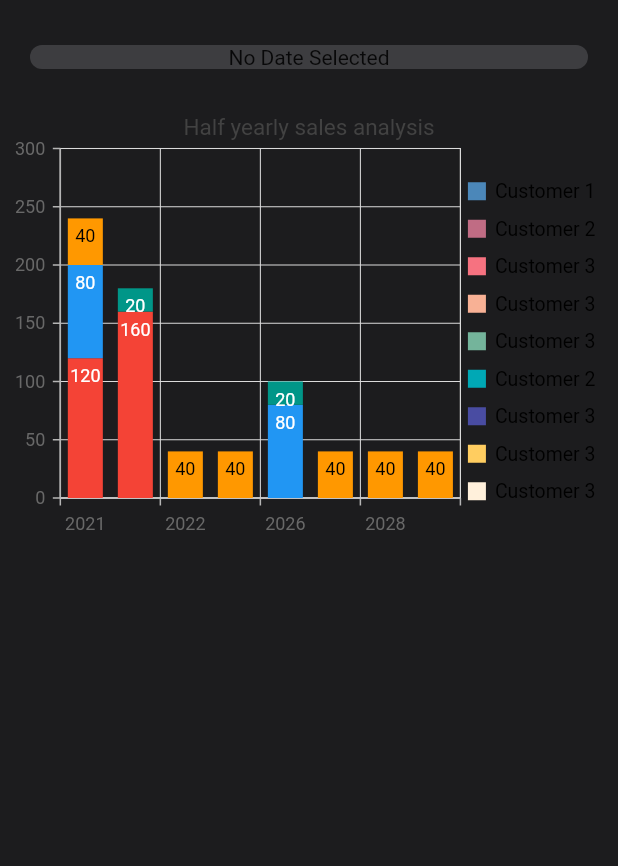
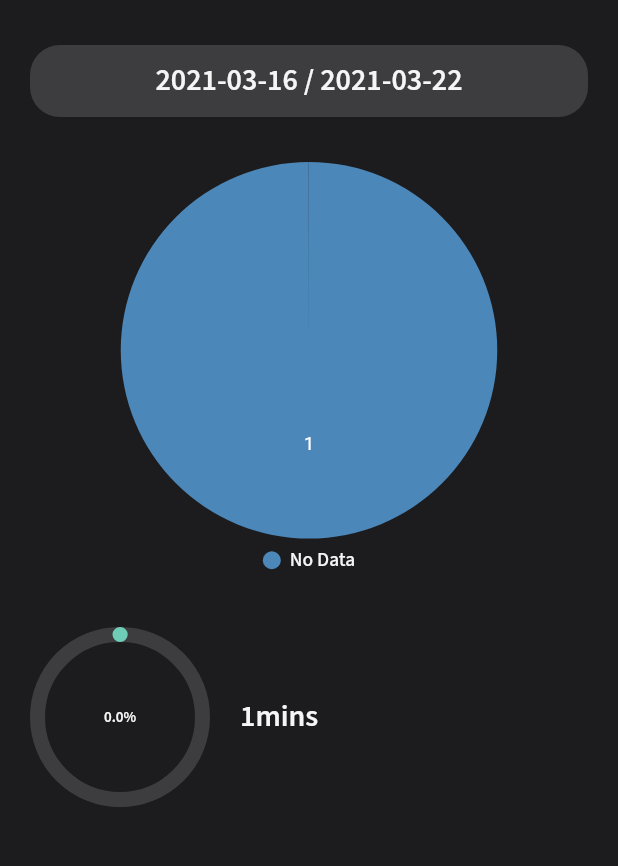
Before and after one commit to anka3797/omega, a Flutter app: the screen it shows after launch, after a tap on the "stacked bar chart" icon, on a phone screen of 412 x 824 dp, the part 69-935 px from its top. Run offline on Flutter 3.47's test engine with Material 2 defaults, Android fonts, the phone set to English and light mode, and no system bars; drawn by our look-alikes of percent_indicator; our stand-ins replace cloud_firestore, date_picker_timeline, expandable_text, firebase_core, google_fonts, syncfusion_flutter_charts and 1 more; missing offline and left inert: search_choices; accounts and stored records are empty; statements that could not run were skipped.

Commit message:
pie chart is working

```diff
--- a/lib/views.dart/barChartScreen.dart
+++ b/lib/views.dart/barChartScreen.dart
@@ -4,52 +4,27 @@ import 'package:omega/models/task.dart';
 import 'package:omega/style/theme.dart' as Style;
 import 'package:google_fonts/google_fonts.dart';
 import 'package:syncfusion_flutter_charts/charts.dart';
-import 'package:syncfusion_flutter_charts/sparkcharts.dart';
+import 'package:cloud_firestore/cloud_firestore.dart';
+import 'package:intl/intl.dart';
+import 'package:percent_indicator/percent_indicator.dart';
+import 'package:intl/intl.dart';
 
 class BarChartScreen extends StatefulWidget {
+  final List<QueryDocumentSnapshot> documentsList;
+
+  const BarChartScreen({Key key, this.documentsList}) : super(key: key);
   @override
   _BarChartScreenState createState() => _BarChartScreenState();
 }
 
 class _BarChartScreenState extends State<BarChartScreen> {
   Map<String, String> dateRange = {};
-  ZoomPanBehavior _zoomPanBehavior;
-
-  List<List<Task>> data = [
-    [
-      Task(date: "2021", time: 120, color: Colors.red, name: "Customer 1"),
-      Task(date: "2020", time: 160, color: Colors.red, name: "Customer 1"),
-    ],
-    [
-      Task(date: "2021", time: 80, color: Colors.blue, name: "Customer 2"),
-      Task(date: "2020", time: 20, color: Colors.teal, name: "Customer 2"),
-    ],
-    [
-      Task(date: "2021", time: 40, color: Colors.orange, name: "Customer 3"),
-    ],
-    [
-      Task(date: "2022", time: 40, color: Colors.orange, name: "Customer 3"),
-    ],
-    [
-      Task(date: "2024", time: 40, color: Colors.orange, name: "Customer 3"),
-    ],
-    [
-      Task(date: "2026", time: 80, color: Colors.blue, name: "Customer 2"),
-      Task(date: "2026", time: 20, color: Colors.teal, name: "Customer 2"),
-    ],
-    [
-      Task(date: "2027", time: 40, color: Colors.orange, name: "Customer 3"),
-    ],
-    [
-      Task(date: "2028", time: 40, color: Colors.orange, name: "Customer 3"),
-    ],
-    [
-      Task(date: "2029", time: 40, color: Colors.orange, name: "Customer 3"),
-    ],
-  ];
+  TooltipBehavior _tooltipBehavior;
+  List<QueryDocumentSnapshot> documentsList;
 
   Widget selectDateWidget() {
     return Container(
+      padding: EdgeInsets.all(10),
       margin: EdgeInsets.all(20),
       decoration: BoxDecoration(
           color: Style.Colors.secondColor,
@@ -76,44 +51,201 @@ class _BarChartScreenState extends State<BarChartScreen> {
     );
   }
 
-  List keksas() {
-    List<ChartSeries<Task, String>> list = [];
-    for (int i = 0; i < data.length; i++) {
-      list.add(StackedColumnSeries<Task, String>(
-        dataSource: data[i],
-        xValueMapper: (Task sales, _) => sales.date,
-        yValueMapper: (Task sales, _) => sales.time,
-        pointColorMapper: (Task sales, _) => sales.color,
-        name: data[i][0].name,
-        groupName: data[i][0].name,
-        // Enable data label
-        dataLabelSettings: DataLabelSettings(isVisible: true),
-      ));
-    }
+  List<Task> chartData = [
+    Task(name: 'No Data', time: 1),
+  ];
 
-    return list;
+  Widget tasksChart() {
+    return SfCircularChart(
+      legend: Legend(
+        isVisible: true,
+        position: LegendPosition.bottom,
+        textStyle: GoogleFonts.sourceSansPro(
+            textStyle: TextStyle(color: Style.Colors.titleColor),
+            fontWeight: FontWeight.w500),
+      ),
+      tooltipBehavior: _tooltipBehavior,
+      series: <CircularSeries>[
+        PieSeries<Task, String>(
+          enableTooltip: true,
+          enableSmartLabels: true,
+
+          dataSource: chartData,
+          // pointColorMapper: (Task data, _) => data.color,
+          xValueMapper: (Task data, _) => data.name,
+          yValueMapper: (Task data, _) => data.time,
+          dataLabelMapper: (Task data, _) => data.timeUI,
+          dataLabelSettings: DataLabelSettings(
+            isVisible: true,
+            labelPosition: ChartDataLabelPosition.inside,
+          ),
+          radius: '100%',
+          explode: true,
+        )
+      ],
+    );
   }
 
-  Widget tasksChart() {
-    return SfCartesianChart(
-        primaryXAxis: CategoryAxis(),
-        // Chart title
-        title: ChartTitle(text: 'Half yearly sales analysis'),
-        // Enable legend
-        legend: Legend(isVisible: true),
-        // Enable tooltip
-        tooltipBehavior: TooltipBehavior(enable: true),
-        zoomPanBehavior: _zoomPanBehavior,
-        series: keksas());
+  Widget progressBar() {
+    return Padding(
+        padding: EdgeInsets.symmetric(horizontal: 20.0, vertical: 20),
+        child: FutureBuilder(
+          future: calculateTotalTime(),
+          builder: (context, snapshot) {
+            if (snapshot.hasData && snapshot.data != null) {
+              print("Work days: ${getDifferenceWithoutWeekends()}");
+              return Row(
+                mainAxisAlignment: MainAxisAlignment.start,
+                crossAxisAlignment: CrossAxisAlignment.center,
+                children: <Widget>[
+                  CircularPercentIndicator(
+                    radius: 60.0,
+                    lineWidth: 10.0,
+                    animation: true,
+                    percent: snapshot.data[1] / getTotalWorkMinutes() > 1.0
+                        ? 1.0
+                        : snapshot.data[1] / getTotalWorkMinutes(),
+                    center: new Text(
+                      (snapshot.data[1] / getTotalWorkMinutes() * 100)
+                              .toStringAsFixed(1) +
+                          '%',
+                      style: GoogleFonts.sourceSansPro(
+                          textStyle: TextStyle(color: Style.Colors.titleColor),
+                          fontSize: 10,
+                          fontWeight: FontWeight.w600),
+                    ),
+                    circularStrokeCap: CircularStrokeCap.round,
+                    progressColor: Color(0xff6ecdb7),
+                    backgroundColor: Style.Colors.secondColor,
+                  ),
+                  SizedBox(width: 20),
+                  Text(
+                    snapshot.data[0],
+                    style: GoogleFonts.sourceSansPro(
+                        textStyle: TextStyle(color: Style.Colors.titleColor),
+                        fontSize: 20,
+                        fontWeight: FontWeight.w600),
+                  )
+                ],
+              );
+            } else {
+              return Container();
+            }
+          },
+        ));
+  }
+
+  Future<List<dynamic>> calculateTotalTime() async {
+    int totalTime = 0;
+    for (int i = 0; i < chartData.length; i++) {
+      totalTime = chartData[i].time + totalTime;
+    }
+    if (totalTime < 60) {
+      return [
+        (totalTime.toString() + 'mins'),
+        totalTime,
+      ];
+    } else {
+      return [
+        ((totalTime ~/ 60).toString() +
+            ' h ' +
+            (totalTime % 60).toString() +
+            ' min'),
+        totalTime,
+      ];
+    }
+  }
+
+  int getTotalWorkMinutes() {
+    return getDifferenceWithoutWeekends() * 480;
+  }
+
+  int getDifferenceWithoutWeekends() {
+    int nbDays = 0;
+    DateTime currentDay = DateFormat('yyyy-MM-dd').parse(dateRange['start']);
+    print(currentDay);
+    while (
+        currentDay.isBefore(DateFormat('yyyy-MM-dd').parse(dateRange['end'])) ||
+            currentDay.isAtSameMomentAs(
+                DateFormat('yyyy-MM-dd').parse(dateRange['end']))) {
+      currentDay = currentDay.add(Duration(days: 1));
+      if (currentDay.weekday != DateTime.saturday &&
+          currentDay.weekday != DateTime.sunday) {
+        nbDays += 1;
+      }
+    }
+    return nbDays;
+  }
+
+  Future<List<Task>> prepareChartData() {
+    int startDate = int.parse(dateRange['start'].replaceAll(RegExp('-'), ''));
+    int endDate = int.parse(dateRange['end'].replaceAll(RegExp('-'), ''));
+    Map<String, Map<String, dynamic>> overviewMap = {};
+    List<Task> tasksList = [];
+    widget.documentsList.forEach((element) {
+      int documentDate = int.parse(element.id.replaceAll(RegExp('-'), ''));
+      // filter loop of calendar days
+      if (documentDate >= startDate && documentDate <= endDate) {
+        // loop of one day tasks
+        for (int i = 0; i < element.data().values.length; i++) {
+          overviewMap[element.data().values.elementAt(i)['name']] = {
+            'time':
+                overviewMap[element.data().values.elementAt(i)['name']] == null
+                    ? element.data().values.elementAt(i)['time']
+                    : overviewMap[element.data().values.elementAt(i)['name']]
+                            ['time'] +
+                        element.data().values.elementAt(i)['time'],
+            'name': element.data().values.elementAt(i)['name'],
+          };
+        }
+
+        //print(element.data().values);
+        //print(element.id.replaceAll(RegExp('-'), ''));
+      } else {}
+    });
+    if (overviewMap.isNotEmpty) {
+      overviewMap.forEach((key, value) {
+        tasksList.add(Task.fromMap(value));
+      });
+      setState(() {
+        chartData = tasksList;
+      });
+      print(tasksList);
+    } else {
+      print("Is empty");
+    }
+  }
+
+  /* void initTimeSheet() {
+    DateTime dateTime = DateTime.now();
+    dateRange['end'] = DateFormat('yyyy-MM-dd')
+        .format(dateTime.subtract(Duration(days: dateTime.weekday - 1)))
+        .toString();
+    dateRange['start'] = DateFormat('yyyy-MM-dd')
+        .format(dateTime
+            .subtract(Duration(days: DateTime.daysPerWeek - dateTime.weekday)))
+        .toString();
+    prepareChartData();
+    print(dateRange);
+  }*/
+
+  void initTimeSheet() {
+    DateTime dateTime = DateTime.now();
+    dateRange['end'] = DateFormat('yyyy-MM-dd')
+        .format(dateTime.subtract(Duration(days: dateTime.weekday - 1)))
+        .toString();
+    dateRange['start'] = DateFormat('yyyy-MM-dd')
+        .format(dateTime
+            .subtract(Duration(days: DateTime.daysPerWeek - dateTime.weekday)))
+        .toString();
+    prepareChartData();
+    print(dateRange);
   }
 
   @override
   void initState() {
-    _zoomPanBehavior = ZoomPanBehavior(
-      enablePinching: true,
-      zoomMode: ZoomMode.xy,
-      enablePanning: true,
-    );
+    _tooltipBehavior = TooltipBehavior(enable: true);
+    initTimeSheet();
     super.initState();
   }
 
@@ -143,6 +275,7 @@ class _BarChartScreenState extends State<BarChartScreen> {
                   }).then((date) {
                 setState(() {
                   dateRange = date;
+                  prepareChartData();
                 });
               });
             },
@@ -152,7 +285,11 @@ class _BarChartScreenState extends State<BarChartScreen> {
       ),
       body: SingleChildScrollView(
         child: Column(
-          children: <Widget>[selectDateWidget(), tasksChart()],
+          children: <Widget>[
+            selectDateWidget(),
+            tasksChart(),
+            progressBar(),
+          ],
         ),
       ),
     );
```
